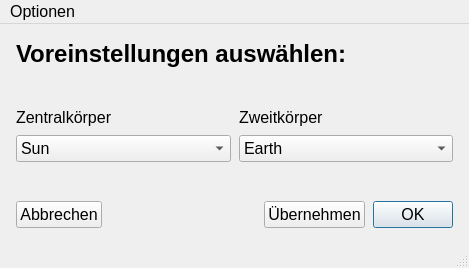
First picture: the form in twobodyproblem/ui/examples.ui, repository fflopsi/twobodyproblem, before the edit.
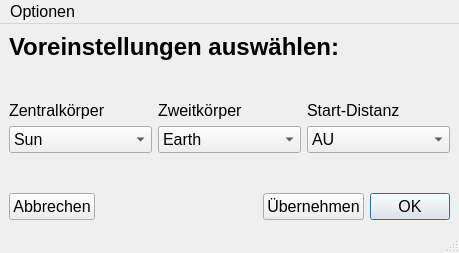
Second picture: the form after the edit.

Commit message: add distance combo box

Patch:
```diff
--- a/twobodyproblem/ui/examples.ui
+++ b/twobodyproblem/ui/examples.ui
@@ -6,8 +6,8 @@
    <rect>
     <x>0</x>
     <y>0</y>
-    <width>469</width>
-    <height>268</height>
+    <width>459</width>
+    <height>253</height>
    </rect>
   </property>
   <property name="font">
@@ -20,21 +20,6 @@
   </property>
   <widget class="QWidget" name="centralwidget">
    <layout class="QVBoxLayout" name="verticalLayout">
-    <property name="spacing">
-     <number>8</number>
-    </property>
-    <property name="leftMargin">
-     <number>16</number>
-    </property>
-    <property name="topMargin">
-     <number>16</number>
-    </property>
-    <property name="rightMargin">
-     <number>16</number>
-    </property>
-    <property name="bottomMargin">
-     <number>16</number>
-    </property>
     <item>
      <widget class="QLabel" name="label_17">
       <property name="text">
@@ -71,6 +56,13 @@
         </property>
        </widget>
       </item>
+      <item>
+       <widget class="QLabel" name="label_3">
+        <property name="text">
+         <string>Start-Distanz</string>
+        </property>
+       </widget>
+      </item>
      </layout>
     </item>
     <item>
@@ -113,6 +105,25 @@
         </item>
        </widget>
       </item>
+      <item>
+       <widget class="QComboBox" name="choice_distance">
+        <item>
+         <property name="text">
+          <string notr="true">AU</string>
+         </property>
+        </item>
+        <item>
+         <property name="text">
+          <string notr="true">EarthMoon</string>
+         </property>
+        </item>
+        <item>
+         <property name="text">
+          <string notr="true">EarthSat</string>
+         </property>
+        </item>
+       </widget>
+      </item>
      </layout>
     </item>
     <item>
@@ -182,7 +193,7 @@
     <rect>
      <x>0</x>
      <y>0</y>
-     <width>469</width>
+     <width>459</width>
      <height>34</height>
     </rect>
    </property>
```
